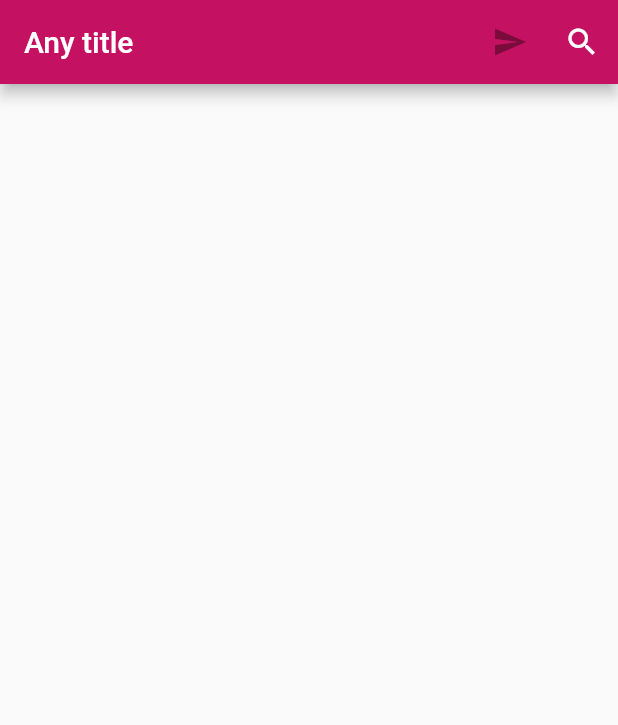
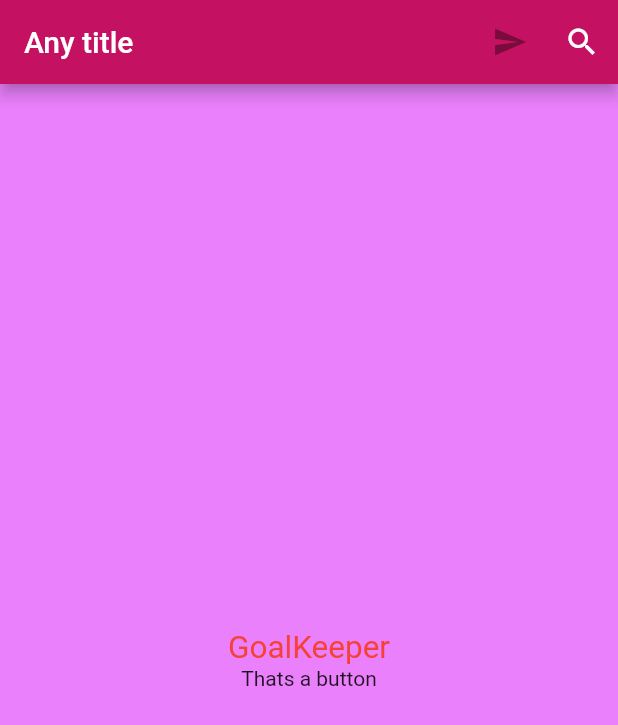
Before and after one commit to MigAlex/Oct_Test_Paul, a Flutter app: the screen it shows after launch, on a phone screen of 412 x 824 dp. Shown: the top 725 px of the screen. Run offline on Flutter 3.47's test engine with Material 2 defaults, Android fonts, the phone set to English and light mode, and no system bars.

Commit message:
S16W81 - Scaffold's properties (body, backgroundColor) and Inkwell widget

```diff
--- a/lib/ui/home_page.dart
+++ b/lib/ui/home_page.dart
@@ -22,6 +22,24 @@ class HomePage extends StatelessWidget {
           ),
         ],
       ),
+      backgroundColor: Colors.purpleAccent.shade100,
+      body: Container(
+        alignment: Alignment.center,
+        child: Column(
+          mainAxisAlignment: MainAxisAlignment.center,
+          children: <Widget>[
+            Text(
+              "GoalKeeper",
+              style: TextStyle(
+                  fontSize: 21, fontWeight: FontWeight.w400, color: Colors.red),
+            ),
+            InkWell(
+              child: Text('Thats a button'),
+              onTap: ()=> null,
+            ),
+          ],
+        ),
+      ),
     );
   }
 }
```
